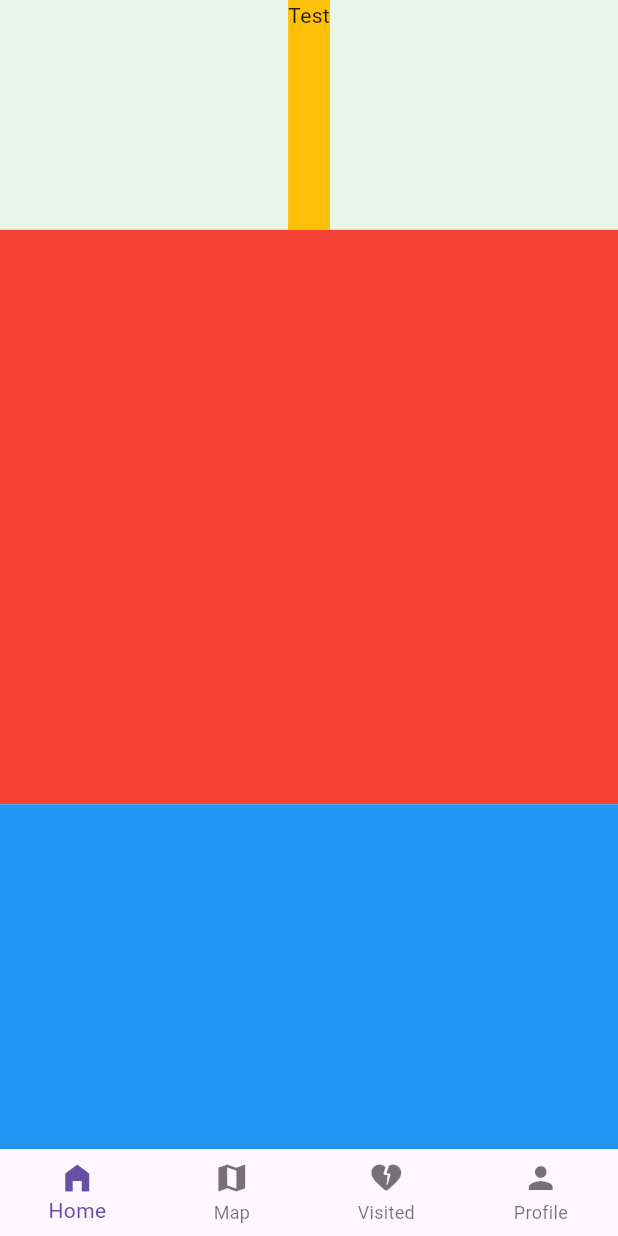
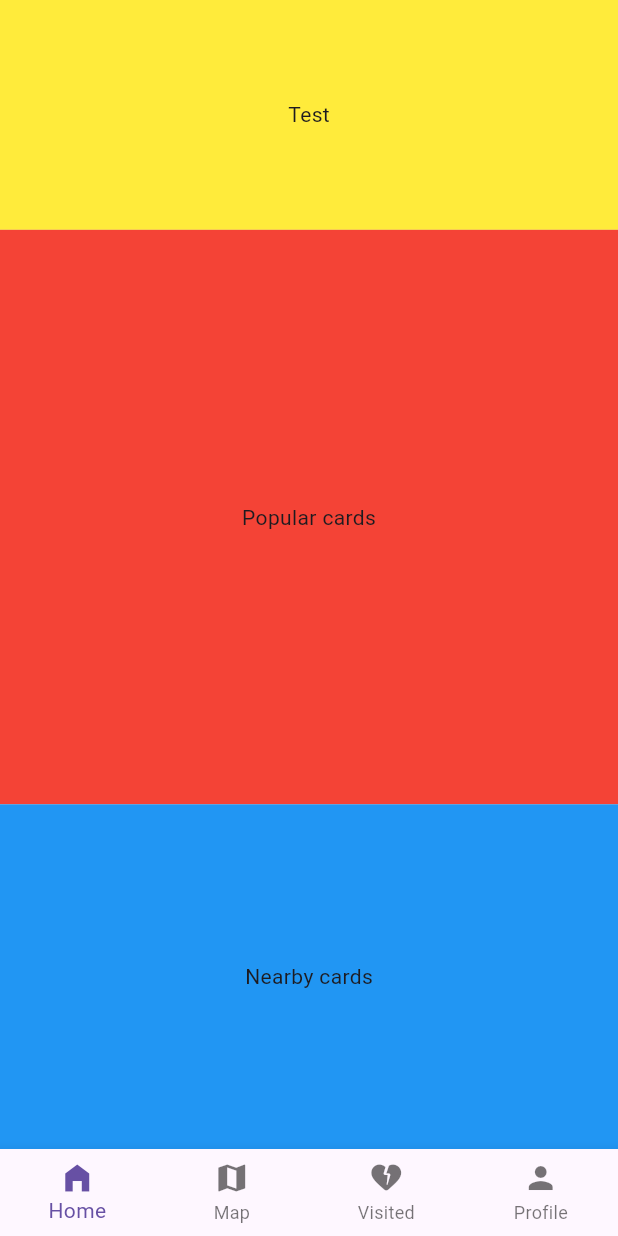
Before and after one commit to Luroi24/madridmug_flutter, a Flutter app: the screen it shows after launch, on a phone screen of 412 x 824 dp. Run offline on Flutter 3.47's test engine with Material 3 defaults, Android fonts, the phone set to English and light mode, and no system bars.

Commit message:
Added basic layout to the home page.

```diff
--- a/lib/pages/home_page.dart
+++ b/lib/pages/home_page.dart
@@ -20,7 +20,8 @@ class _HomePageState extends State<HomePage> {
           Expanded(
             flex: 2,
             child: Container(
-              color: Colors.amber,
+              alignment: Alignment.center,
+              color: Colors.yellow,
               child: Text("Test"),
             )
           ),
@@ -29,7 +30,9 @@ class _HomePageState extends State<HomePage> {
           Expanded(
             flex: 5,
             child: Container(
+              alignment: Alignment.center,
               color: Colors.red,
+              child: Text("Popular cards"),
             )
           ),
 
@@ -37,7 +40,9 @@ class _HomePageState extends State<HomePage> {
           Expanded(
             flex: 3,
             child: Container(
+              alignment: Alignment.center,
               color: Colors.blue,
+              child: Text("Nearby cards"),
             )
           )
         ],
```
